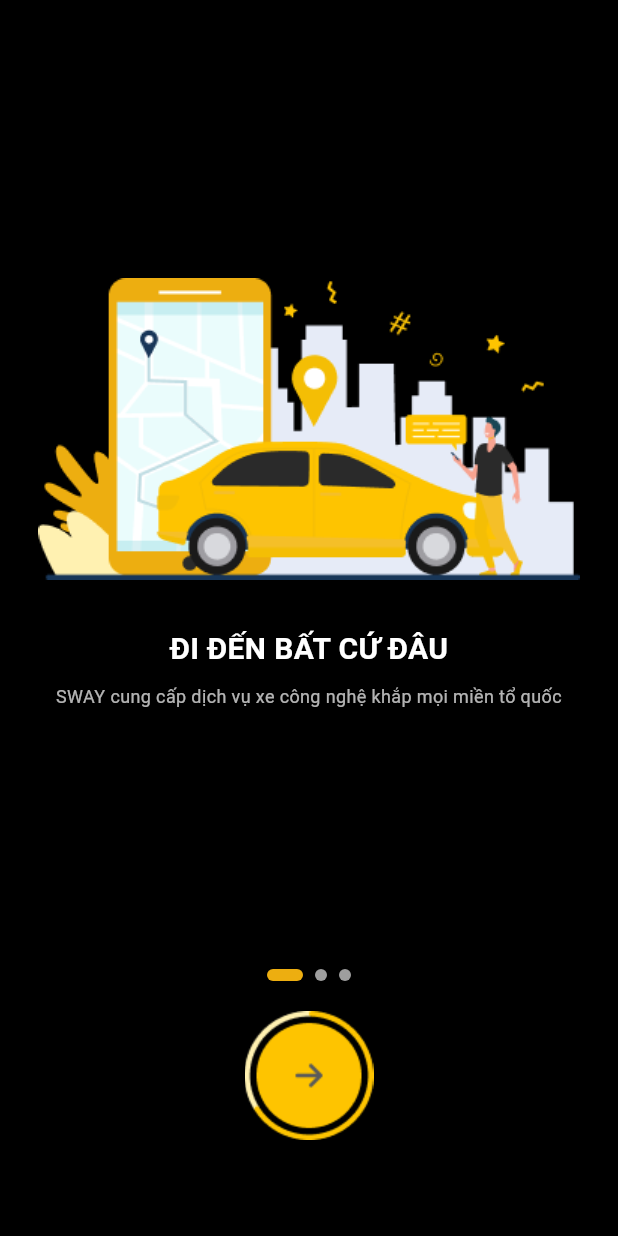
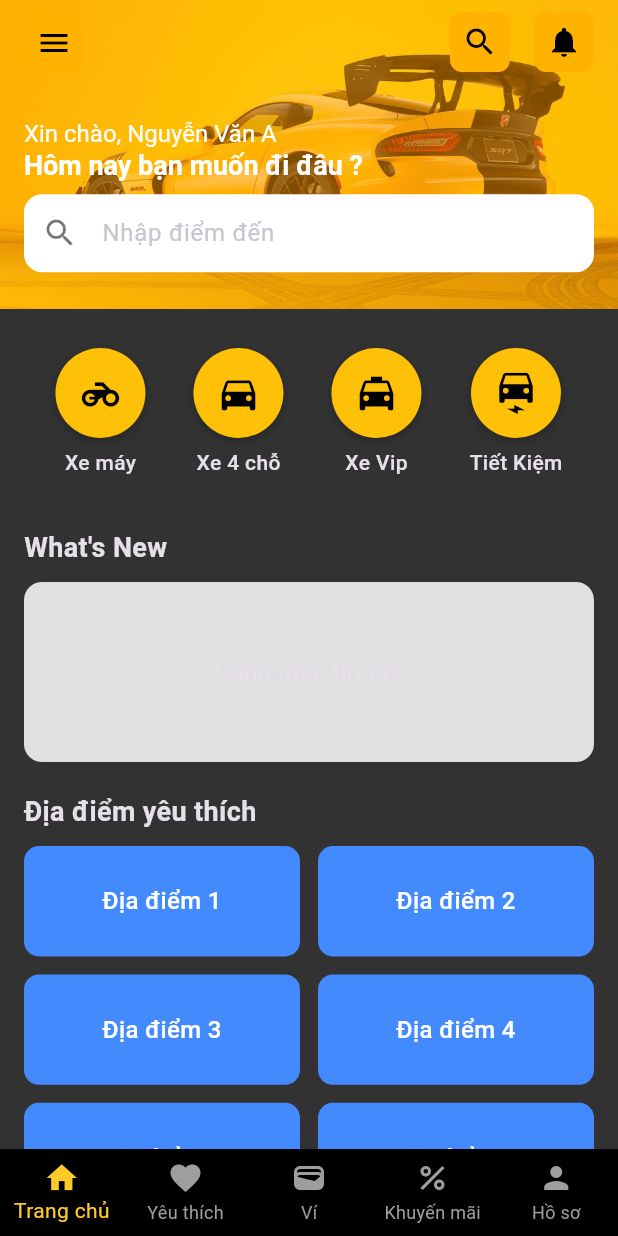
Before and after one commit to hyronguyen/SWAY_user, a Flutter app: the screen it shows after launch, on a phone screen of 412 x 824 dp. Run offline on Flutter 3.47's test engine with Material 3 defaults, Android fonts, the phone set to English and light mode, and no system bars; drawn by our look-alikes of smooth_page_indicator; our stand-ins replace cloud_firestore, country_code_picker, firebase_auth, firebase_core, flutter_map, geocoding and 4 more; missing offline and left inert: encrypt; accounts and stored records are empty.

Commit message:
3/4/2025

```diff
--- a/lib/main.dart
+++ b/lib/main.dart
@@ -1,5 +1,6 @@
 import 'package:firebase_core/firebase_core.dart';
 import 'package:flutter/material.dart';
+import 'package:sway/mainpage.dart';
 import 'package:sway/page/onboarding/onboarding.dart';
 
 void main() async {
@@ -20,6 +21,6 @@ class MyApp extends StatelessWidget {
         theme: ThemeData.dark().copyWith(
           scaffoldBackgroundColor: Colors.black,
         ),
-        home: OnboardingStart());
+        home: Mainpage());
   }
 }
--- a/lib/mainpage.dart
+++ b/lib/mainpage.dart
@@ -1,6 +1,7 @@
 import 'package:flutter/material.dart';
 import 'package:sway/page/favorite/favorite.dart';
 import 'package:sway/page/home/home.dart';
+import 'package:sway/page/home/menu.dart';
 import 'package:sway/page/walletscreen/wallet_screen.dart';
 import 'page/defaultwidget.dart';
 
@@ -26,10 +27,10 @@ class _MainpageState extends State<Mainpage> {
     switch (index) {
       case 0:
         nameWidgets = "Trang chủ";
-        return const HomeScreen();
+        return const MainMenu();
       case 1:
         nameWidgets = "Yêu thích";
-        return const FavoriteScreen();
+        return const HomeScreen();
       case 2:
         nameWidgets = "Ví";
         return const WalletScreen();
--- a/lib/page/home/home.dart
+++ b/lib/page/home/home.dart
@@ -17,7 +17,9 @@ class _HomeScreenState extends State<HomeScreen> {
   final TextEditingController _addressController = TextEditingController();
   LatLng? _selectedLocation;
   List<Map<String, dynamic>> _availableDrivers = [];
+  String selectedButton = "";
 
+////////////////////////////////////FUNCTION///////////////////////////////////////////
   Future<void> _findNearbyDrivers(LatLng userLocation) async {
     final double searchRadius = 5.0; // Bán kính 1km
     final Distance distance = Distance(); // Thư viện tính khoảng cách
@@ -28,10 +30,10 @@ class _HomeScreenState extends State<HomeScreen> {
           .where('status', isEqualTo: 'available') // Chỉ lấy tài xế rảnh
           .get();
 
-        debugPrint("🔥 Lấy danh sách tài xế từ Firestore:");
-    for (var doc in snapshot.docs) {
-      debugPrint("📌 Tài xế ID: ${doc.id} | Dữ liệu: ${doc.data()}");
-    }
+      debugPrint("🔥 Lấy danh sách tài xế từ Firestore:");
+      for (var doc in snapshot.docs) {
+        debugPrint("📌 Tài xế ID: ${doc.id} | Dữ liệu: ${doc.data()}");
+      }
 
       List<Map<String, dynamic>> nearbyDrivers = [];
 
@@ -40,7 +42,8 @@ class _HomeScreenState extends State<HomeScreen> {
         double driverLng = doc['longitude'];
 
         LatLng driverLocation = LatLng(driverLat, driverLng);
-        double kmDistance = distance.as(LengthUnit.Kilometer, userLocation, driverLocation);
+        double kmDistance =
+            distance.as(LengthUnit.Kilometer, userLocation, driverLocation);
 
         if (kmDistance <= searchRadius) {
           nearbyDrivers.add({
@@ -62,13 +65,14 @@ class _HomeScreenState extends State<HomeScreen> {
     }
   }
 
-
   Future<void> _getAddressFromLatLng(LatLng latLng) async {
     try {
-      List<Placemark> placemarks = await placemarkFromCoordinates(latLng.latitude, latLng.longitude);
+      List<Placemark> placemarks =
+          await placemarkFromCoordinates(latLng.latitude, latLng.longitude);
       if (placemarks.isNotEmpty) {
         Placemark place = placemarks.first;
-        String address = "${place.street}, ${place.subLocality}, ${place.locality}, ${place.country}";
+        String address =
+            "${place.street}, ${place.subLocality}, ${place.locality}, ${place.country}";
 
         // Loại bỏ dấu ",,," dư thừa
         address = address.replaceAll(RegExp(r',\s*,+'), ',').trim();
@@ -83,6 +87,7 @@ class _HomeScreenState extends State<HomeScreen> {
       print("Lỗi lấy địa chỉ: $e");
     }
   }
+
   // Lấy vị trí hiện tại và cập nhật địa chỉ
   Future<void> _getCurrentLocation() async {
     bool serviceEnabled;
@@ -102,7 +107,6 @@ class _HomeScreenState extends State<HomeScreen> {
     // Lấy tọa độ vị trí hiện tại
     Position position = await Geolocator.getCurrentPosition();
     LatLng latLng = LatLng(position.latitude, position.longitude);
-
 
     setState(() {
       _selectedLocation = latLng;
@@ -163,7 +167,8 @@ class _HomeScreenState extends State<HomeScreen> {
                       point: _selectedLocation!,
                       width: 30,
                       height: 30,
-                      child: const Icon(Icons.location_pin, color: Colors.amber, size: 30),
+                      child: const Icon(Icons.location_pin,
+                          color: Colors.amber, size: 30),
                     ),
                   ],
                 ),
@@ -188,7 +193,8 @@ class _HomeScreenState extends State<HomeScreen> {
                     controller: _addressController,
                     style: const TextStyle(color: Colors.white),
                     decoration: InputDecoration(
-                      prefixIcon: const Icon(Icons.location_on, color: Colors.white),
+                      prefixIcon:
+                          const Icon(Icons.location_on, color: Colors.white),
                       hintText: "Địa chỉ của bạn?",
                       hintStyle: const TextStyle(color: Colors.white70),
                       border: OutlineInputBorder(
@@ -197,7 +203,8 @@ class _HomeScreenState extends State<HomeScreen> {
                       ),
                       filled: true,
                       fillColor: const Color(0xFF35383F),
-                      contentPadding: const EdgeInsets.symmetric(vertical: 14, horizontal: 16),
+                      contentPadding: const EdgeInsets.symmetric(
+                          vertical: 14, horizontal: 16),
                     ),
                   ),
                   const SizedBox(height: 10),
@@ -213,7 +220,8 @@ class _HomeScreenState extends State<HomeScreen> {
                       ),
                       filled: true,
                       fillColor: const Color(0xFF35383F),
-                      contentPadding: const EdgeInsets.symmetric(vertical: 14, horizontal: 16),
+                      contentPadding: const EdgeInsets.symmetric(
+                          vertical: 14, horizontal: 16),
                     ),
                   ),
                   const SizedBox(height: 10),
@@ -221,13 +229,22 @@ class _HomeScreenState extends State<HomeScreen> {
                     children: [
                       Expanded(
                         child: ElevatedButton(
-                          onPressed: _searchLocationByAddress,
+                          onPressed: () {
+                            setState(() {
+                              selectedButton = "move";
+                            });
+                            debugPrint("🚀 Di chuyển");
+                          },
                           style: ElevatedButton.styleFrom(
-                            backgroundColor: const Color(0xFF35383F),
-                            foregroundColor: Colors.white70,
+                            backgroundColor: selectedButton == "move"
+                                ? Colors.amber
+                                : Colors.transparent,
+                            foregroundColor: selectedButton == "move"
+                                ? Colors.white
+                                : Colors.amber,
                             shape: RoundedRectangleBorder(
                               borderRadius: BorderRadius.circular(8),
-                              side: const BorderSide(color: Colors.amber),
+
                             ),
                           ),
                           child: const Text("Di chuyển"),
@@ -236,10 +253,19 @@ class _HomeScreenState extends State<HomeScreen> {
                       const SizedBox(width: 16),
                       Expanded(
                         child: ElevatedButton(
-                          onPressed: () {},
+                          onPressed: () {
+                            setState(() {
+                              selectedButton = "ship";
+                            });
+                            debugPrint("🚀 Xếp hàng");
+                          },
                           style: ElevatedButton.styleFrom(
-                            backgroundColor: Colors.amber,
-                            foregroundColor: Colors.white,
+                            backgroundColor: selectedButton == "ship"
+                                ? Colors.amber
+                                : Colors.transparent,
+                            foregroundColor: selectedButton == "ship"
+                                ? Colors.white
+                                : Colors.amber,
                             shape: RoundedRectangleBorder(
                               borderRadius: BorderRadius.circular(8),
                             ),
--- /dev/null
+++ b/lib/page/home/menu.dart
@@ -0,0 +1,177 @@
+import 'package:flutter/material.dart';
+
+class MainMenu extends StatefulWidget {
+  const MainMenu({super.key});
+
+  @override
+  State<MainMenu> createState() => _MainMenuState();
+}
+
+class _MainMenuState extends State<MainMenu> {
+  String customer = "Nguyễn Văn A";
+
+  @override
+  Widget build(BuildContext context) {
+    return Scaffold(
+      backgroundColor: const Color.fromARGB(255, 50, 50, 50),
+      appBar: AppBar(
+        backgroundColor: Colors.transparent, // Set transparent to see the image
+        flexibleSpace: Stack(
+          children: [
+            Container(
+              decoration: BoxDecoration(
+                image: DecorationImage(
+                  image: AssetImage(
+                      "assets/images/appbar_menu.png"), // Replace with your image path
+                  fit: BoxFit.cover,
+                ),
+              ),
+            ),
+            Container(
+              color: Colors.orange
+                  .withOpacity(0.5), // Dark overlay to make text more readable
+            ),
+          ],
+        ),
+        title: Column(
+          crossAxisAlignment: CrossAxisAlignment.start,
+          children: [
+            const SizedBox(height: 8),
+            Text(
+              "Xin chào, $customer",
+              style: TextStyle(
+                  fontSize: 16,
+                  fontWeight: FontWeight.w400,
+                  color: Colors.white),
+            ),
+            Text(
+              "Hôm nay bạn muốn đi đâu ?",
+              style: TextStyle(
+                  fontSize: 18,
+                  fontWeight: FontWeight.w600,
+                  color: Colors.white),
+            ),
+            const SizedBox(height: 8),
+            Container(
+              decoration: BoxDecoration(
+                color: Colors.white, // Adjust opacity for visibility
+                borderRadius: BorderRadius.circular(12),
+              ),
+              child: TextField(
+                decoration: InputDecoration(
+                  hintText: "Nhập điểm đến",
+                  prefixIcon: Icon(Icons.search, color: Colors.black54),
+                  border: InputBorder.none,
+                  contentPadding: EdgeInsets.symmetric(vertical: 14),
+                ),
+              ),
+            ),
+            const SizedBox(height: 10),
+          ],
+        ),
+        toolbarHeight: 150,
+        elevation: 0,
+      ),
+
+      body: SingleChildScrollView(
+        padding: const EdgeInsets.all(16.0),
+        child: Column(
+          crossAxisAlignment: CrossAxisAlignment.start,
+          children: [
+            const SizedBox(height: 10),
+            // Hàng loại dịch vụ
+            SizedBox(
+              height: 100,
+              child: Center(
+                // Centers the ListView horizontally
+                child: Row(
+                  mainAxisAlignment: MainAxisAlignment.center,
+                  children: [
+                    _buildServiceOption("Xe máy", Icons.motorcycle),
+                    SizedBox(width: 16), // Space between items
+                    _buildServiceOption("Xe 4 chỗ", Icons.directions_car),
+                    SizedBox(width: 16),
+                    _buildServiceOption("Xe Vip", Icons.local_taxi),
+                    SizedBox(width: 16),
+                    _buildServiceOption("Tiết Kiệm", Icons.electric_car),
+                  ],
+                ),
+              ),
+            ),
+
+            const SizedBox(height: 20),
+            // Danh mục tin tức
+            Text("What's New",
+                style: TextStyle(fontSize: 18, fontWeight: FontWeight.bold)),
+            const SizedBox(height: 10),
+            Container(
+              height: 120,
+              decoration: BoxDecoration(
+                color: Colors.grey[300],
+                borderRadius: BorderRadius.circular(12),
+              ),
+              alignment: Alignment.center,
+              child: Text("Danh mục tin tức",
+                  style: TextStyle(fontSize: 16, fontWeight: FontWeight.w500)),
+            ),
+            const SizedBox(height: 20),
+            // Địa điểm yêu thích
+            Text("Địa điểm yêu thích",
+                style: TextStyle(fontSize: 18, fontWeight: FontWeight.bold)),
+            const SizedBox(height: 10),
+            GridView.builder(
+              physics: NeverScrollableScrollPhysics(),
+              shrinkWrap: true,
+              gridDelegate: SliverGridDelegateWithFixedCrossAxisCount(
+                crossAxisCount: 2,
+                crossAxisSpacing: 12,
+                mainAxisSpacing: 12,
+                childAspectRatio: 2.5,
+              ),
+              itemCount: 6,
+              itemBuilder: (context, index) {
+                return Container(
+                  decoration: BoxDecoration(
+                    color: Colors.blueAccent,
+                    borderRadius: BorderRadius.circular(10),
+                  ),
+                  alignment: Alignment.center,
+                  child: Text("Địa điểm ${index + 1}",
+                      style: TextStyle(
+                          color: Colors.white,
+                          fontSize: 16,
+                          fontWeight: FontWeight.w500)),
+                );
+              },
+            ),
+          ],
+        ),
+      ),
+    );
+  }
+
+  Widget _buildServiceOption(String title, IconData icon) {
+    return Padding(
+      padding: const EdgeInsets.symmetric(horizontal: 8.0),
+      child: Column(
+        children: [
+          Container(
+            decoration: BoxDecoration(
+              color: Colors.amber,
+              shape: BoxShape.circle,
+              boxShadow: [
+                BoxShadow(
+                    color: Colors.black26, blurRadius: 4, offset: Offset(0, 2)),
+              ],
+            ),
+            padding: EdgeInsets.all(15),
+            child: Icon(icon, size: 30, color: Colors.black),
+          ),
+          const SizedBox(height: 6),
+          Text(title,
+              style: TextStyle(fontSize: 14, fontWeight: FontWeight.w500)),
+        ],
+      ),
+    );
+  }
+}
--- a/pubspec.yaml
+++ b/pubspec.yaml
@@ -24,6 +24,7 @@ dependencies:
   cloud_firestore: ^5.6.3
   country_code_picker: ^3.2.0
   flutter_svg: ^2.0.17
+  flutter_typeahead:
 
 dev_dependencies:
   flutter_test:
```
Also changed, not shown: assets/images/appbar_menu.png (added), lib/page/home/destination_picker.dart (added), pubspec.lock.
